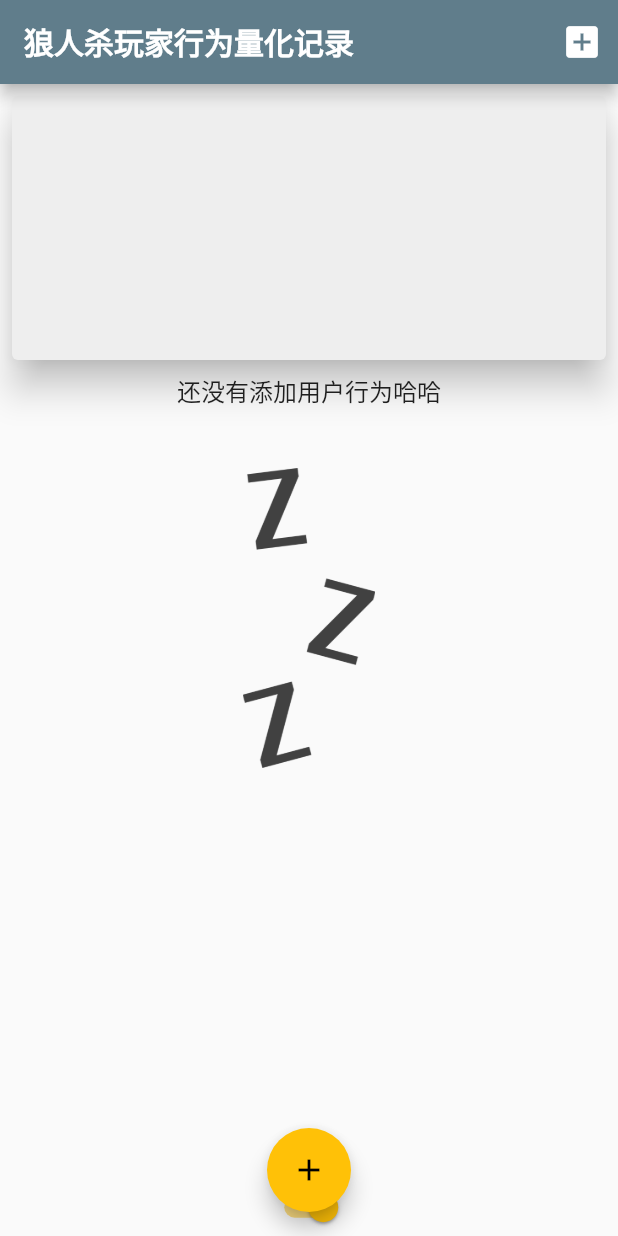
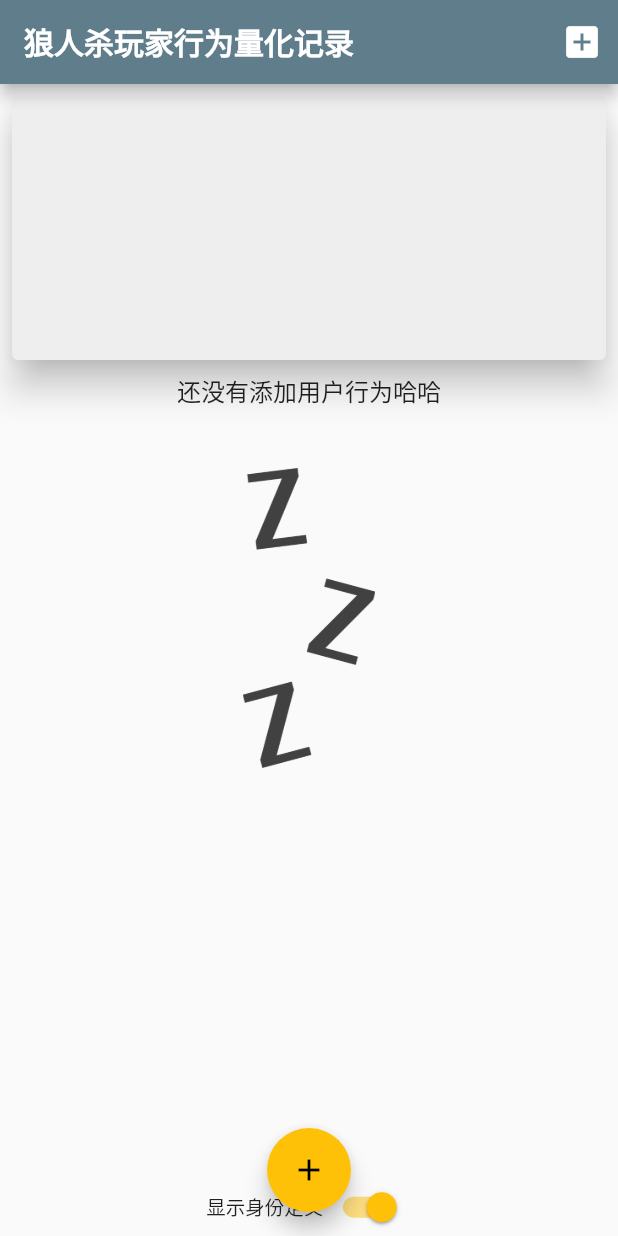
Before and after one commit to dafei-ning/werewolf_quantJudge, a Flutter app: the screen it shows after launch, on a phone screen of 412 x 824 dp. Run offline on Flutter 3.47's test engine with Material 2 defaults, Android fonts, the phone set to English and light mode, and no system bars.

Commit message:
switch button widget with text and function

```diff
--- a/lib/3.switchToRound/switchButton.dart
+++ b/lib/3.switchToRound/switchButton.dart
@@ -1,10 +1,26 @@
 import 'package:flutter/material.dart';
 
 class SwitchButton extends StatelessWidget {
+  final bool showRoundTable;
+  final Function switchTheChart;
+  SwitchButton(this.switchTheChart, this.showRoundTable);
   @override
   Widget build(BuildContext context) {
-    return Container(
-
+    return Row(
+      mainAxisAlignment: MainAxisAlignment.center,
+      children: <Widget>[
+        Text(
+          '显示身份定义',
+          style: Theme.of(context).textTheme.title,
+        ),
+        Switch.adaptive(
+          activeColor: Theme.of(context).accentColor,
+          value: showRoundTable,
+          onChanged: (val) {
+            switchTheChart(val);
+          },
+        ),
+      ],
     );
   }
 }
--- a/lib/main.dart
+++ b/lib/main.dart
@@ -8,6 +8,7 @@ import 'package:uuid/uuid.dart';
 import '1.behaviorChart/behaviorChart.dart';
 import '2.playerBehavior/turnInfoGroup.dart';
 import '2.playerBehavior/2.2.behaviorInput/behaviorInput.dart';
+import '3.switchToRound/switchButton.dart';
 import 'models/mappedBehavior.dart';
 import 'models/behavior.dart';
 import 'models/individual.dart';
@@ -130,6 +131,11 @@ class _MyHomePageState extends State<MyHomePage> {
     );
   }
 
+  void _switchTheChart(bool currentShow) {
+
+  }
+
+
   @override
   Widget build(BuildContext context) {
     // 最上面的 app bar
@@ -178,15 +184,7 @@ class _MyHomePageState extends State<MyHomePage> {
             ),
             Container(
               height: avaliableHeight * 0.05,
-              child: Switch.adaptive(
-                activeColor: Theme.of(context).accentColor,
-                value: _showRoundTable,
-                onChanged: (val) {
-                  setState(() {
-                    _showRoundTable = val;
-                  });
-                },
-              ),
+              child: SwitchButton(_switchTheChart, _showRoundTable),
             ),
           ],
         ),
```
